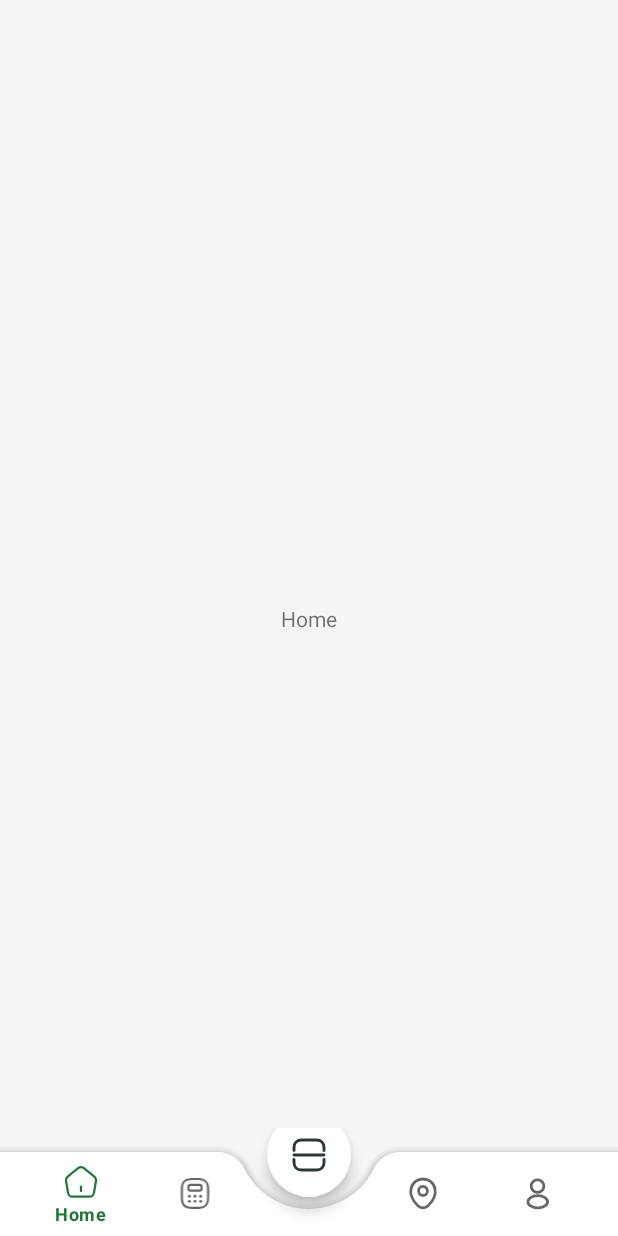
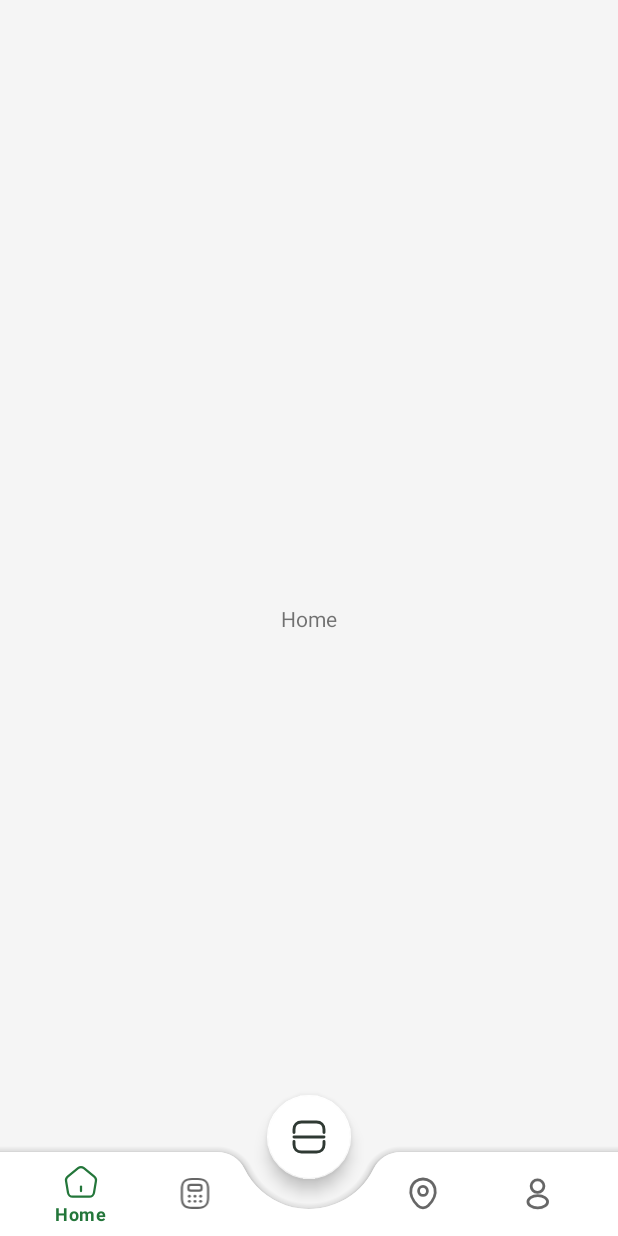
Before and after one commit to DickyArya01/PadTaniApp, an Android app: the MainActivity screen opened directly, with no data from a screen before it, on a phone screen of 412 x 824 dp. Run offline under Robolectric (Android 15) with nearby library versions, the light colour scheme and no system bars.

Commit message:
change layout-height coordinatelayut

```diff
--- a/app/src/main/res/layout/activity_main.xml
+++ b/app/src/main/res/layout/activity_main.xml
@@ -9,9 +9,10 @@
 
     <androidx.coordinatorlayout.widget.CoordinatorLayout
         android:layout_width="match_parent"
-        android:layout_height="wrap_content"
+        android:layout_height="98dp"
         android:background="@color/white_200"
         app:layout_constraintBottom_toBottomOf="parent"
+        app:layout_constraintEnd_toEndOf="parent"
         app:layout_constraintStart_toStartOf="parent">
 
         <com.google.android.material.bottomappbar.BottomAppBar
```
